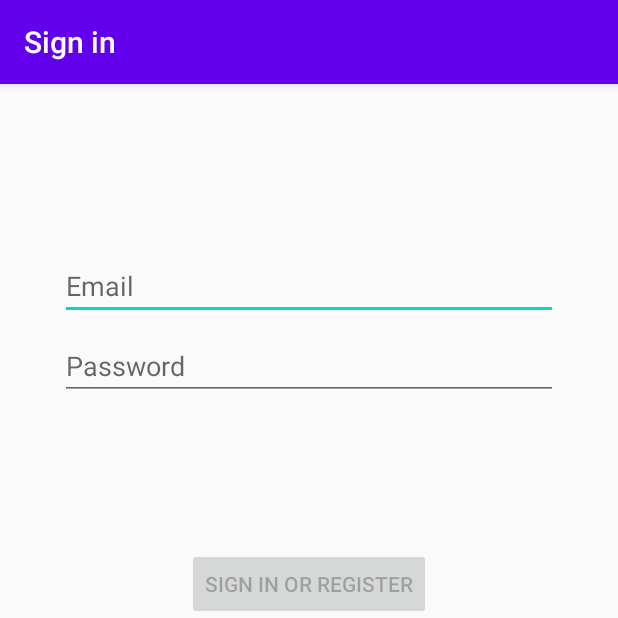
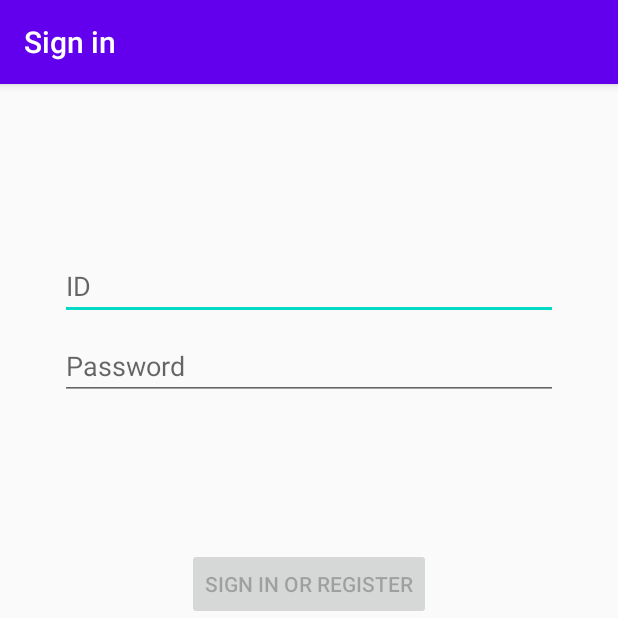
Before and after one commit to johi98/Dongbanja, an Android app: the LoginActivity screen opened directly, with no data from a screen before it, on a phone screen of 412 x 824 dp, the top half of it. Run offline under Robolectric (Android 15) with nearby library versions, the phone set to English and light mode, and no system bars.

Commit message:
아이디

```diff
--- a/app/src/main/res/layout/activity_login.xml
+++ b/app/src/main/res/layout/activity_login.xml
@@ -19,7 +19,7 @@
         android:layout_marginTop="96dp"
         android:layout_marginEnd="24dp"
 
-        android:hint="@string/prompt_email"
+        android:hint="@string/prompt_Id"
         android:inputType="textEmailAddress"
         android:selectAllOnFocus="true"
         app:layout_constraintEnd_toEndOf="parent"
--- a/app/src/main/res/values/strings.xml
+++ b/app/src/main/res/values/strings.xml
@@ -2,6 +2,7 @@
     <string name="app_name">Dongbanja</string>
     <string name="title_activity_login">Sign in</string>
     <string name="prompt_email">Email</string>
+    <string name="prompt_Id">ID</string>
     <string name="prompt_password">Password</string>
     <string name="action_sign_in">Sign in or register</string>
     <string name="action_sign_in_short">Sign in</string>
```
